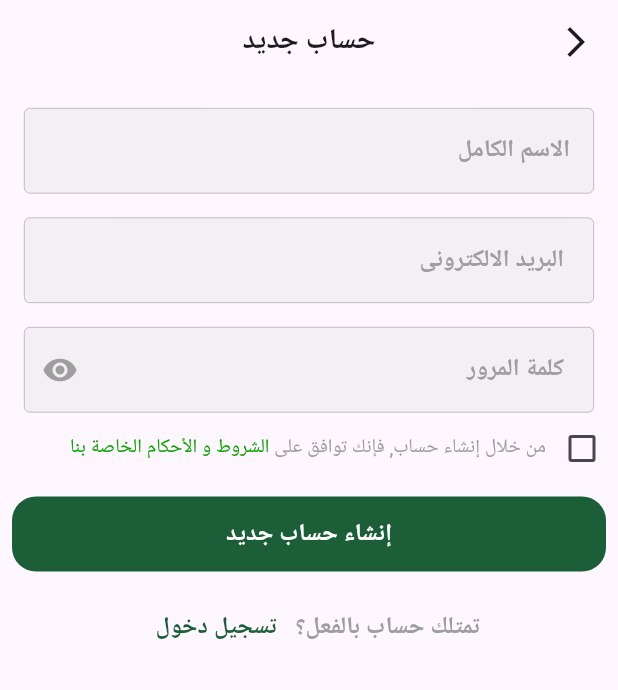
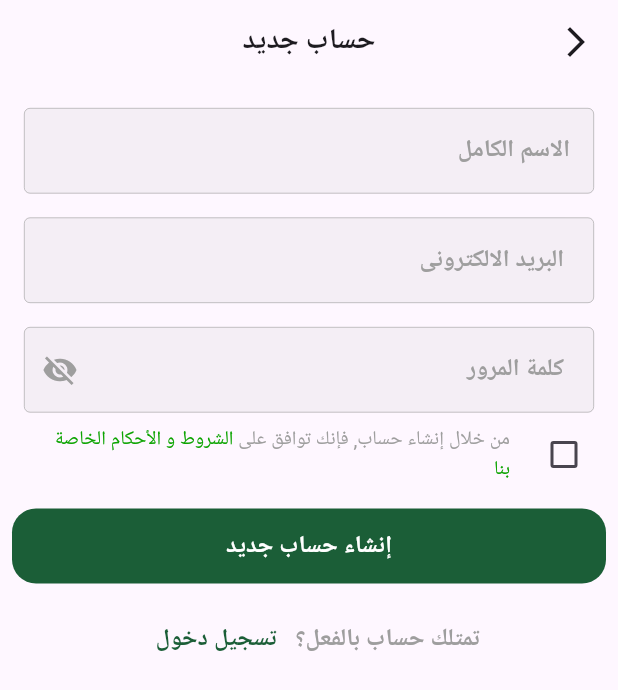
Before and after one commit to AyaAhmed29/Commerce-App, a Flutter app: the SignUpBody screen opened directly, on a phone screen of 412 x 824 dp. Shown: the top 690 px of the screen. Run offline on Flutter 3.47's test engine with Material 3 defaults, Android fonts, the phone set to English and light mode, and no system bars; our stand-ins replace dartz, firebase_auth, firebase_core, flutter_bloc, flutter_svg, go_router and 5 more; missing offline and left inert: flutter_facebook_auth; accounts and stored records are empty; network calls fail; Roboto replaces fonts that are missing (Cairo).

Commit message:
Integrate sign-in/sign-up with firebase

```diff
--- a/lib/constant.dart
+++ b/lib/constant.dart
@@ -1 +1,2 @@
-const konboardSeen='KonboardSeen';
+const konboardSeen = 'KonboardSeen';
+final emailRegex = RegExp(r'^[a-zA-Z0-9_.+-]+@[a-zA-Z0-9-]+\.[a-zA-Z0-9-.]+$');
--- a/lib/features/auth/presentation/cubit/sign_up_cubit/sign_in_cubit.dart
+++ b/lib/features/auth/presentation/cubit/sign_up_cubit/sign_up_cubit.dart
@@ -1,5 +1,5 @@
 import 'package:commerce_app/features/auth/domain/repos/auth_repo.dart';
-import 'package:commerce_app/features/auth/presentation/cubit/sign_up_cubit/sign_in_state.dart';
+import 'package:commerce_app/features/auth/presentation/cubit/sign_up_cubit/sign_up_state.dart';
 import 'package:flutter_bloc/flutter_bloc.dart';
 
 class SignUpCubit extends Cubit<SignUpState> {
--- a/lib/features/auth/presentation/widged/custom_textfield.dart
+++ b/lib/features/auth/presentation/widged/custom_textfield.dart
@@ -5,14 +5,18 @@ import 'package:flutter/material.dart';
 class CustomTextField extends StatelessWidget {
   const CustomTextField(
       {super.key,
+      this.obscureText,
+      this.validator,
       required this.text,
       this.icon,
       required this.textInputType,
-     required this.onSaved});
+      required this.onSaved});
   final String text;
-  final Icon? icon;
+  final Widget? icon;
   final Function(String?) onSaved;
   final TextInputType textInputType;
+  final Function(String?)? validator;
+  final bool? obscureText ;
   @override
   Widget build(BuildContext context) {
     return Padding(
@@ -22,8 +26,12 @@ class CustomTextField extends StatelessWidget {
             if (value!.isEmpty) {
               return 'هذا الحقل مطلوب';
             }
+            if (validator != null) {
+              return validator!(value);
+            }
             return null;
           },
+          obscureText:obscureText??false,
           onSaved: onSaved,
           keyboardType: textInputType,
           decoration: InputDecoration(
--- /dev/null
+++ b/lib/features/auth/presentation/widged/password_text_field.dart
@@ -0,0 +1,46 @@
+
+import 'package:commerce_app/features/auth/presentation/widged/custom_textfield.dart';
+import 'package:flutter/material.dart';
+
+class PasswordTextField extends StatefulWidget {
+
+
+  const PasswordTextField({super.key, required this.onSaved});
+   final  Function(String?)  onSaved;
+
+  @override
+  State<PasswordTextField> createState() => _PasswordTextFieldState();
+}
+
+class _PasswordTextFieldState extends State<PasswordTextField> {
+  bool obscureText = true;
+
+  @override
+  Widget build(BuildContext context) {
+    return CustomTextField(
+      text: ' كلمة المرور',
+      obscureText: obscureText,
+      icon: obscureText
+          ? IconButton(
+              onPressed: () {
+                obscureText = false;
+                setState(() {});
+              },
+              icon: const Icon(
+                Icons.visibility_off,
+              ),
+            )
+          : IconButton(
+              onPressed: () {
+                obscureText = true;
+                setState(() {});
+              },
+              icon: const Icon(
+                Icons.visibility,
+              ),
+            ),
+      textInputType: TextInputType.visiblePassword,
+      onSaved: widget.onSaved,
+    );
+  }
+}
--- a/lib/features/auth/presentation/widged/sign_up_body.dart
+++ b/lib/features/auth/presentation/widged/sign_up_body.dart
@@ -1,10 +1,13 @@
+import 'package:commerce_app/constant.dart';
 import 'package:commerce_app/core/utlis/app_colors.dart';
 import 'package:commerce_app/core/utlis/app_router.dart';
+import 'package:commerce_app/core/utlis/service/show_snack_bar.dart';
 import 'package:commerce_app/core/widget/custom_appbar.dart';
 import 'package:commerce_app/core/widget/custom_button.dart';
-import 'package:commerce_app/features/auth/presentation/cubit/sign_up_cubit/sign_in_cubit.dart';
+import 'package:commerce_app/features/auth/presentation/cubit/sign_up_cubit/sign_up_cubit.dart';
 import 'package:commerce_app/features/auth/presentation/widged/custom_textfield.dart';
 import 'package:commerce_app/features/auth/presentation/widged/auth_navigation_text.dart';
+import 'package:commerce_app/features/auth/presentation/widged/password_text_field.dart';
 import 'package:commerce_app/features/auth/presentation/widged/terms_conditions_text.dart';
 import 'package:flutter/material.dart';
 import 'package:flutter_bloc/flutter_bloc.dart';
@@ -35,7 +38,7 @@ class _SignUpViewState extends State<SignUpBody> {
       body: SingleChildScrollView(
         child: Form(
           key: formState,
-           autovalidateMode: autovalidateMode,
+          autovalidateMode: autovalidateMode,
           child: Column(
             crossAxisAlignment: CrossAxisAlignment.end,
             children: [
@@ -47,40 +50,44 @@ class _SignUpViewState extends State<SignUpBody> {
                 },
               ),
               CustomTextField(
+                validator: (value) {
+                  if (!emailRegex.hasMatch(value!)) {
+                    return 'البريد الإلكتروني غير صالح، يرجى إدخال بريد صحيح';
+                  }
+                },
                 text: ' البريد الالكترونى',
                 textInputType: TextInputType.emailAddress,
                 onSaved: (value) {
                   email = value;
                 },
               ),
-              CustomTextField(
-                text: ' كلمة المرور',
-                icon: const Icon(Icons.visibility),
-                textInputType: TextInputType.visiblePassword,
+              PasswordTextField(
                 onSaved: (value) {
                   pass = value;
                 },
               ),
-              Row(
-                children: [
-                  Checkbox(
-                      activeColor: AppColors.darkGreen,
-                      value: isChecked,
-                      onChanged: (value) {
-                        value = isChecked ;
-                        setState(() {});
-                      }),
-                  const TermsConditionsText()
-                ],
-              ),
+              CheckboxListTile(
+                  controlAffinity: ListTileControlAffinity.leading,
+                  title: const TermsConditionsText(),
+                  activeColor: AppColors.darkGreen,
+                  value: isChecked,
+                  onChanged: (val) {
+                    isChecked = val ?? false;
+                    setState(() {});
+                  }),
               CustomButton(
                   ontap: () {
-                    if (formState.currentState!.validate()) {
+                    if (formState.currentState!.validate() && isChecked) {
                       formState.currentState!.save();
                       context
                           .read<SignUpCubit>()
                           .createUserWithEmailAndPassword(
                               email!, pass!, userName!);
+                    } else if (!isChecked) {
+                      ShowSnackBar(
+                          text: 'يجب الموافقة على الشروط والأحكام أولاً',
+                          context: context);
+                      return; // إيقاف التنفيذ إذا لم يكن `isChecked` مفعّلًا
                     }
                   },
                   text: 'إنشاء حساب جديد'),
--- a/pubspec.yaml
+++ b/pubspec.yaml
@@ -35,11 +35,13 @@ dependencies:
   flutter:
     sdk: flutter
   flutter_bloc: ^9.0.0
+  flutter_facebook_auth: ^7.1.1
   flutter_localizations:
     sdk: flutter
   flutter_svg: ^2.0.17
   go_router: ^14.7.2
   google_fonts: ^6.2.1
+  google_sign_in: ^6.2.2
   intl: ^0.19.0
   modal_progress_hud_nsn: ^0.5.1
   shared_preferences: ^2.5.1
```
Also changed, not shown: lib/core/utlis/service/firebase_auth_servise.dart (+59 -7 lines), lib/core/utlis/service/show_snack_bar.dart (added, +11 -0 lines), lib/features/auth/data/repo/auth_repo_imp.dart (+33 -0 lines), lib/features/auth/domain/repos/auth_repo.dart (+10 -0 lines), lib/features/auth/presentation/cubit/sign_in_cubit/sign_in_cubit.dart (added, +41 -0 lines), lib/features/auth/presentation/cubit/sign_in_cubit/sign_in_state.dart (added, +17 -0 lines), lib/features/auth/presentation/view/sign_in_view.dart (+37 -68 lines), lib/features/auth/presentation/view/sign_up_view.dart (+5 -8 lines), lib/features/auth/presentation/widged/sign_in_body.dart (added, +115 -0 lines), lib/features/auth/presentation/widged/sign_with.dart (+8 -2 lines), lib/features/auth/presentation/cubit/sign_up_cubit/sign_up_state.dart (renamed from lib/features/auth/presentation/cubit/sign_up_cubit/sign_in_state.dart), pubspec.lock, 6 other files.
